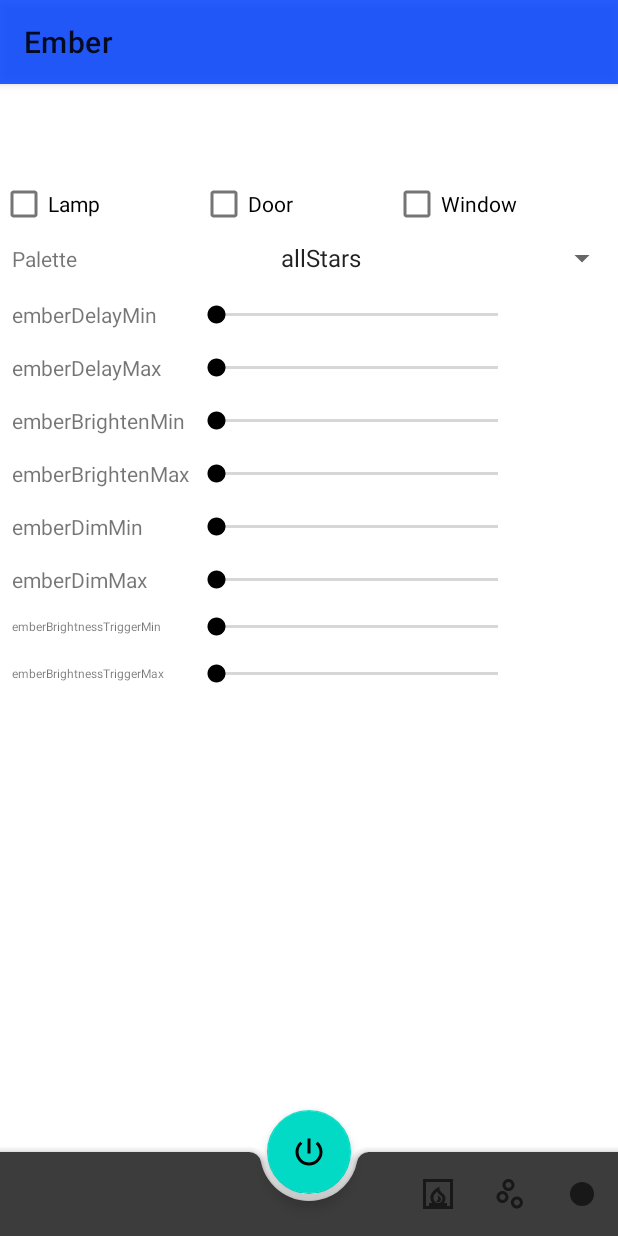
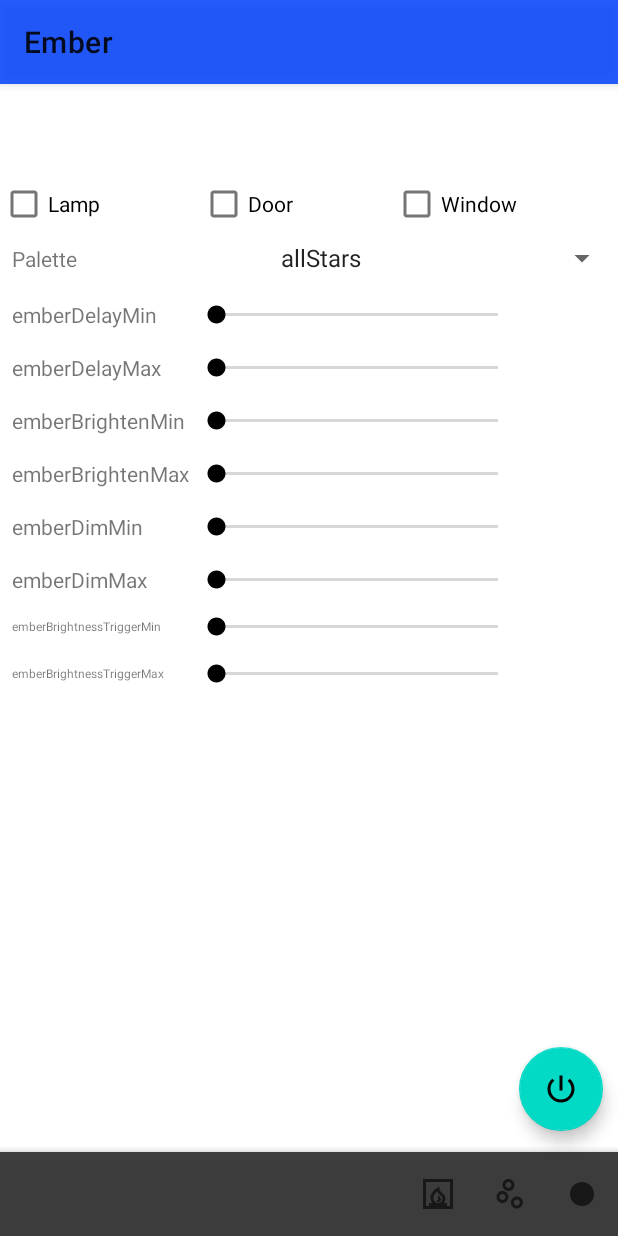
Before and after one commit to smashinashwin/home-led-fun, an Android app: the screen it shows after launch (MainActivity), on a phone screen of 412 x 824 dp. Run offline under Robolectric (Android 15) with nearby library versions, the phone set to English and light mode, and no system bars; our stand-ins replace data binding, navigation-ui; libraries missing offline, so code that uses them is left out: org.eclipse.paho; 16 statements that could not run were skipped.

Commit message:
moving the power button

```diff
--- a/android-projects/Lights/app/src/main/res/layout/activity_main.xml
+++ b/android-projects/Lights/app/src/main/res/layout/activity_main.xml
@@ -33,17 +33,6 @@
             app:layout_constraintTop_toTopOf="parent"
             app:navGraph="@navigation/mobile_navigation" />
 
-        <com.google.android.material.floatingactionbutton.FloatingActionButton
-            android:id="@+id/power_button"
-            android:title="@string/power"
-            android:layout_width="wrap_content"
-            android:layout_height="wrap_content"
-            android:src="@drawable/ic_power"
-            app:layout_anchor="@id/bottom_app_bar"
-            android:backgroundTint='@{mainViewModel.paramParams.lightParams.propertyMap["stateOn"] == "false" ? @color/colorOn : @color/colorOff}'
-            android:onClick="flipSwitch"
-            android:hapticFeedbackEnabled="true" />
-
         <com.google.android.material.bottomappbar.BottomAppBar
             android:id="@+id/bottom_app_bar"
             android:layout_gravity="bottom"
@@ -52,6 +41,20 @@
             android:background="?android:attr/windowBackground"
             app:backgroundTint="@color/colorPrimaryDark"
             app:menu="@menu/bottom_nav_menu" />
+
+        <com.google.android.material.floatingactionbutton.FloatingActionButton
+            android:id="@+id/power_button"
+            android:layout_width="wrap_content"
+            android:layout_height="wrap_content"
+            android:backgroundTint='@{mainViewModel.paramParams.lightParams.propertyMap["stateOn"] == "false" ? @color/colorOn : @color/colorOff}'
+            android:layout_gravity="right|bottom"
+            android:layout_marginBottom="70dp"
+            android:layout_marginEnd="10dp"
+            android:elevation="0dp"
+            android:hapticFeedbackEnabled="true"
+            android:onClick="flipSwitch"
+            android:src="@drawable/ic_power"
+            android:title="@string/power" />
     </androidx.coordinatorlayout.widget.CoordinatorLayout>
 
     <com.google.android.material.navigation.NavigationView
--- a/android-projects/Lights/app/src/main/res/menu/bottom_nav_menu.xml
+++ b/android-projects/Lights/app/src/main/res/menu/bottom_nav_menu.xml
@@ -19,4 +19,5 @@
         android:title="@string/title_solid"
         app:showAsAction="always"/>
 
+
 </menu>
```
